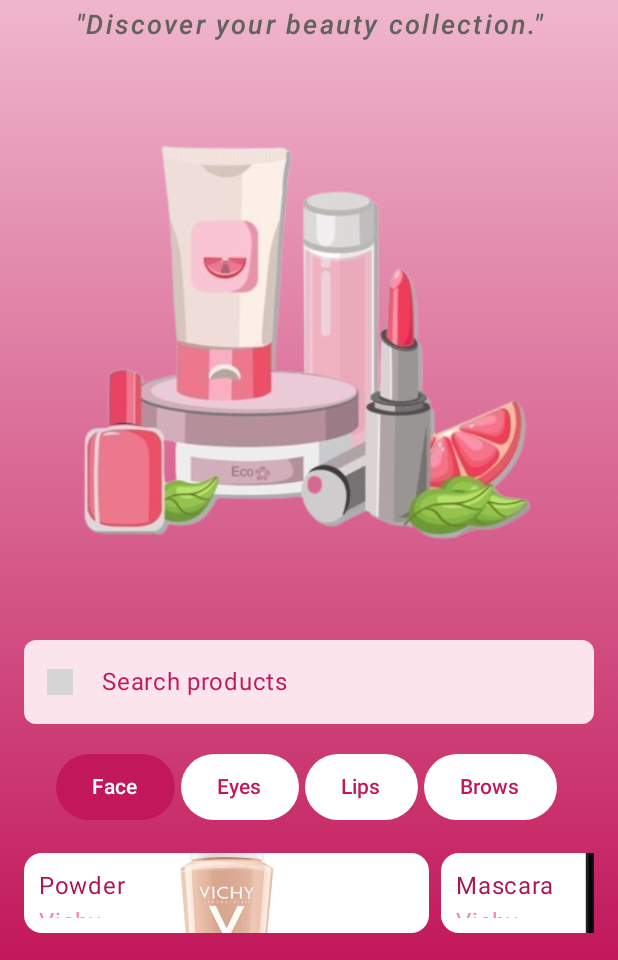
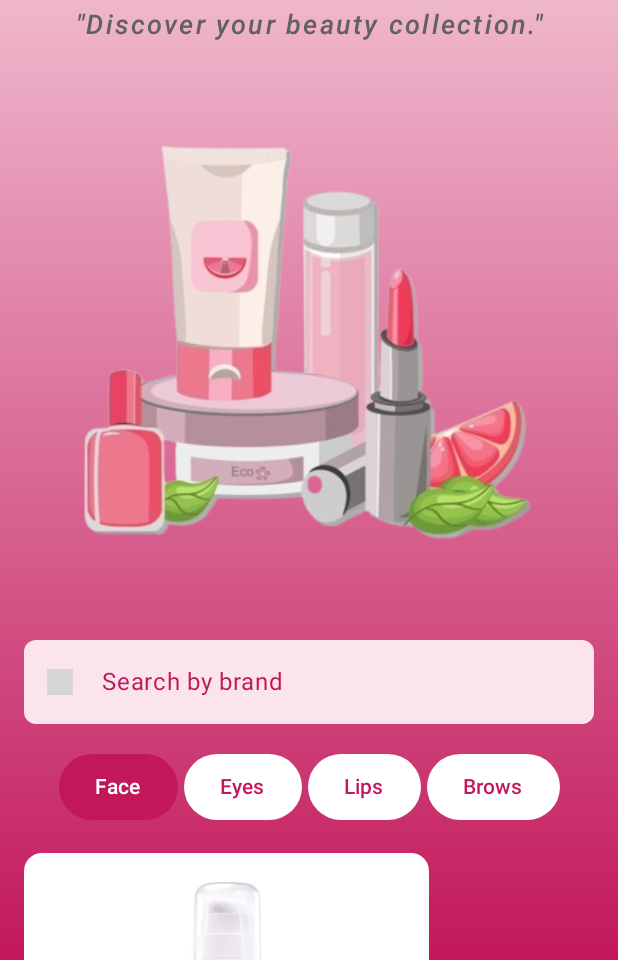
Before and after one commit to mlenic23/BeautyNote, an Android app built with Jetpack Compose: the screen it shows after launch (MainActivity), after a tap on "Face", on a phone screen of 412 x 824 dp, the part 276-1236 px from its top. Run offline under Robolectric (Android 15) with nearby library versions, the phone set to English and light mode, and no system bars; grey boxes are pictures that could not be loaded.

Commit message:
BeautyNote

```diff
--- a/app/src/main/java/com/example/beautynoteapp/ui/theme/ProductDetailScreen.kt
+++ b/app/src/main/java/com/example/beautynoteapp/ui/theme/ProductDetailScreen.kt
@@ -199,10 +199,6 @@
     }
 
 }
-
-
-
-
 @Composable
 fun ScreenInfo(
     name: String,
@@ -450,9 +446,10 @@
 fun IconButton(
     @DrawableRes iconResource: Int,
     text: String,
+    onClick: () -> Unit // Dodajemo parametar za prosljeđivanje funkcije koja će biti pozvana na klik
 ) {
     Button(
-        onClick = { /*TODO*/ },
+        onClick = onClick, // Pozivamo proslijeđeni onClick callback
         colors = ButtonDefaults.buttonColors(
             containerColor = Color(0xfff8bbd0),
             contentColor = Color(0xffc2185b)
@@ -460,10 +457,11 @@
         shape = RoundedCornerShape(80),
         modifier = Modifier
             .height(60.dp)
-
-
+            .padding(bottom = 10.dp)
     ) {
-        Row {
+        Row(
+            verticalAlignment = Alignment.CenterVertically // Vertikalno poravnavanje ikone i teksta
+        ) {
             Icon(
                 painter = painterResource(id = iconResource),
                 contentDescription = text,
@@ -471,7 +469,7 @@
                 modifier = Modifier.size(18.dp)
             )
 
-            Spacer(Modifier.width(2.dp))
+            Spacer(Modifier.width(8.dp)) // Veći razmak između ikone i teksta
 
             Text(
                 text = text,
--- a/app/src/main/java/com/example/beautynoteapp/ui/theme/ProductsScreen.kt
+++ b/app/src/main/java/com/example/beautynoteapp/ui/theme/ProductsScreen.kt
@@ -16,6 +16,7 @@
 import androidx.compose.foundation.layout.height
 import androidx.compose.foundation.layout.padding
 import androidx.compose.foundation.layout.width
+import androidx.compose.foundation.lazy.LazyColumn
 import androidx.compose.foundation.lazy.LazyRow
 import androidx.compose.foundation.shape.RoundedCornerShape
 import androidx.compose.material3.Button
@@ -36,7 +37,6 @@
 import androidx.compose.ui.draw.clip
 import androidx.compose.ui.graphics.Brush
 import androidx.compose.ui.graphics.Color
-import androidx.compose.ui.graphics.Color.Companion.White
 import androidx.compose.ui.layout.ContentScale
 import androidx.compose.ui.res.painterResource
 import androidx.compose.ui.text.TextStyle
@@ -69,9 +69,9 @@
     var collection: String = "",
 )
 
-val products: List<Product> = listOf(
+var products: MutableList<Product> = mutableListOf(
     Product(
-        id = "1",
+        id = "0",
         image = R.drawable.powder_vichy,
         name = "Powder",
         brand = "Vichy",
@@ -87,35 +87,52 @@
     ),
 
     Product(
-        id = "2",
+        id = "1",
         image = R.drawable.mascara_maybelline,
         name = "Mascara",
-        brand = "Vichy",
-        description = listOf(Description(fullName = "Vichy liftactiv flexiteint anti-wrinkle liquid powder" ,
-            shade = "45 gold", packaging = "30ml", purpose = "Liquid anti-wrinkle powder with a tightening silicone texture for an immediate lifting effect and a healthy skin glow without stiffening facial features.",
-            collection = "Vichy lifeactiv")
+        brand = "Maybelline",
+        description = listOf(Description(fullName = "Lash Sensational Mascara Firework" ,
+            shade = "Black", packaging = "10ml", purpose = "Mascara for defined eyelashes full of volume, without lumps",
+            collection = "Lash Sensational")
 
         ),
         type = "Eyes",
-        price = "21",
+        price = "21€",
         rating = "5",
         isUsed = false,
 
     ),
 
     Product(
-        id = "3",
+        id = "2",
         image = R.drawable.ruz_mac,
         name = "Lipstick",
         brand = "Mac",
-        description = listOf(Description(fullName = "Vichy liftactiv flexiteint anti-wrinkle liquid powder" ,
-            shade = "45 gold", packaging = "30ml", purpose = "Liquid anti-wrinkle powder with a tightening silicone texture for an immediate lifting effect and a healthy skin glow without stiffening facial features.",
-            collection = "Vichy lifeactiv")
+        description = listOf(Description(fullName = "MACximal Silky Matte Lipstick",
+            shade = "Mehr", packaging = "3.5ml", purpose = "Lipstick provides rich, long-lasting color for up to 12 hours nourishes and hydrates thanks to its nourishing composition provides full color coverage with a matte finish.",
+            collection = "MAC Powder Kiss")
 
         ),
         type = "Lips",
-        price = "13",
+        price = "20€",
         rating = "3",
+        isUsed = false,
+
+    ),
+
+    Product(
+        id = "3",
+        image = R.drawable.brows_gel,
+        name = "Brow gel",
+        brand = "Essence",
+        description = listOf(Description(fullName = "Make Me Brow Eyebrow Gel Mascara",
+            shade = "04 Ashy Brows", packaging = "3.8ml", purpose = "Colored eyebrow gel with fine fibers that fills, shapes and gives a natural look to the eyebrows.",
+            collection = "Essence Make Me Brow")
+
+        ),
+        type = "Brows",
+        price = "3€",
+        rating = "2",
         isUsed = false,
 
         )
@@ -124,45 +141,87 @@
 
 @Composable
 fun BeautyNoteScreen(navigation: NavController) {
-    Column(
+    // Koristimo mutableStateOf za pohranu liste proizvoda
+    var productsList by remember { mutableStateOf(products.toMutableList()) }  // Početni proizvodi
+
+    var selectedType by remember { mutableStateOf("Face") }
+    var searchQuery by remember { mutableStateOf("") }
+
+    LazyColumn(
         verticalArrangement = Arrangement.Top,
         horizontalAlignment = Alignment.CenterHorizontally,
-        modifier = Modifier.fillMaxSize().background(Brush.verticalGradient(colors = listOf(Color(0xfffce4ec), Color(0xffc2185b))))
+        modifier = Modifier
+            .fillMaxSize()
+            .background(
+                Brush.verticalGradient(
+                    colors = listOf(Color(0xfffce4ec), Color(0xffc2185b))
+                )
+            )
     ) {
+        item {
+            ChoiceButton(navController = navigation)
+        }
 
-        ChoiceButton(navController = navigation)
-
+        item {
             ScreenTitle(
                 title = "BeautyNote",
                 subtitle = "\"Discover your beauty collection.\""
             )
+        }
 
+        item {
             AppLogo()
+        }
 
-        ProductSearchBar(iconResource = R.drawable.ic_search, labelText = "Search products")
+        item {
+            ProductSearchBar(
+                iconResource = R.drawable.ic_search,
+                labelText = "Search by brand",
+                onSearch = { query -> searchQuery = query }
+            )
+        }
 
-        MakeupCategories()
+        item {
+            MakeupCategories(selectedType = selectedType) { newType ->
+                selectedType = newType
+            }
+        }
 
+        val filteredProducts = productsList.filter {
+            it.type == selectedType && it.brand.contains(searchQuery, ignoreCase = true)
+        }
+
+        item {
             LazyRow(
                 modifier = Modifier
                     .fillMaxWidth()
                     .padding(horizontal = 16.dp)
             ) {
-            items(products.size) { index ->
+                items(filteredProducts.size) { index ->
                     ProductCard(
-                    imageResource = products[index].image,
-                    title = products[index].name,
-                    subtitle = products[index].brand,
-                    productId = index, // Koristimo indeks za identifikaciju proizvoda
-                    navigation = navigation // Prosleđujemo NavController
+                        imageResource = filteredProducts[index].image,
+                        title = filteredProducts[index].name,
+                        subtitle = filteredProducts[index].brand,
+                        productId = filteredProducts[index].id,
+                        navigation = navigation
                     )
                     Spacer(modifier = Modifier.width(8.dp))
                 }
             }
+        }
 
-        IconButton(iconResource = R.drawable.ic_plus, text="Add new product")
+        item {
+            IconButton(
+                iconResource = R.drawable.ic_plus, // Ikona za dodavanje proizvoda
+                text = "Add new product",
+                onClick = {
+                    navigation.navigate(Routes.SCREEN_ADD_PRODUCT) // Navigacija na ekran za dodavanje proizvoda
+                }
+            )
         }
     }
+}
+
 
     @Composable
 fun ScreenTitle(title: String, subtitle: String) {
@@ -214,6 +273,7 @@
 fun ProductSearchBar(
     @DrawableRes iconResource: Int,
     labelText: String,
+    onSearch: (String) -> Unit,
 
     colors: TextFieldColors = TextFieldDefaults.textFieldColors(
         containerColor = Color.Transparent,
@@ -230,12 +290,11 @@
 ) {
     var searchInput by remember { mutableStateOf("") }
 
-
     TextField(
         value = searchInput,
         onValueChange = {
             searchInput = it
-            // onSearch(it)
+            onSearch(it)
         },
         label = { Text(labelText) },
         leadingIcon = {
@@ -287,8 +346,10 @@
 }
 
 @Composable
-fun MakeupCategories() {
-    var currentActiveButton by remember { mutableStateOf(0) }
+fun MakeupCategories(selectedType: String, onTypeSelected: (String) -> Unit) {
+
+    val categories = listOf("Face", "Eyes", "Lips", "Brows")
+
     Row(
         verticalAlignment = Alignment.CenterVertically,
         horizontalArrangement = Arrangement.Center,
@@ -300,26 +361,16 @@
 
 
     ) {
-        TabButton(text = "Face", isActive = currentActiveButton == 0
-        ){
-            currentActiveButton = 0
+        categories.forEachIndexed { index, category ->
+            TabButton(
+                text = category,
+                isActive = selectedType == category,
+                onClick = { onTypeSelected(category) }
+            )
+            if (index < categories.size - 1) {
+                Spacer(modifier = Modifier.width(4.dp))
             }
-        Spacer(modifier = Modifier.width(4.dp))
-
-        TabButton(text = "Eyes", isActive = currentActiveButton == 1) {
-            currentActiveButton = 1
         }
-        Spacer(modifier = Modifier.width(4.dp))
-
-        TabButton(text="Lips", isActive = currentActiveButton == 2) {
-            currentActiveButton = 2
-        }
-        Spacer(modifier = Modifier.width(4.dp))
-
-        TabButton(text="Brows", isActive = currentActiveButton == 3) {
-            currentActiveButton = 3
-        }
-        Spacer(modifier = Modifier.width(4.dp))
     }
 }
 
@@ -373,7 +424,7 @@
     @DrawableRes imageResource: Int,
     title: String,
     subtitle: String,
-    productId: Int,
+    productId: String,
     navigation: NavController,
 ) {
     Box(
```
Also changed, not shown: app/src/main/java/com/example/beautynoteapp/ui/theme/AddProductScreen.kt (added, +107 -0 lines), app/src/main/java/com/example/beautynoteapp/ui/theme/Navigation.kt (+13 -3 lines), app/src/main/res/drawable/brows_gel.jpg (added). Lines whose indentation alone changed are shown as unchanged.
